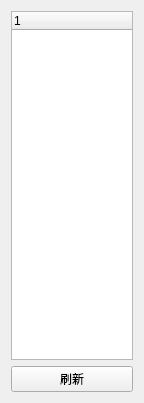
The window that CleverManagerV3/pdus/pdu_list/pdu_listwid.ui (ChinaClever/CleverManagerV3) describes before a commit, drawn with Qt 5.
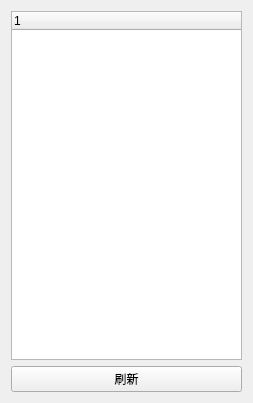
The same window after the commit.

Patch:
```diff
--- a/CleverManagerV3/pdus/pdu_list/pdu_listwid.ui
+++ b/CleverManagerV3/pdus/pdu_list/pdu_listwid.ui
@@ -6,7 +6,7 @@
    <rect>
     <x>0</x>
     <y>0</y>
-    <width>144</width>
+    <width>253</width>
     <height>403</height>
    </rect>
   </property>
```
